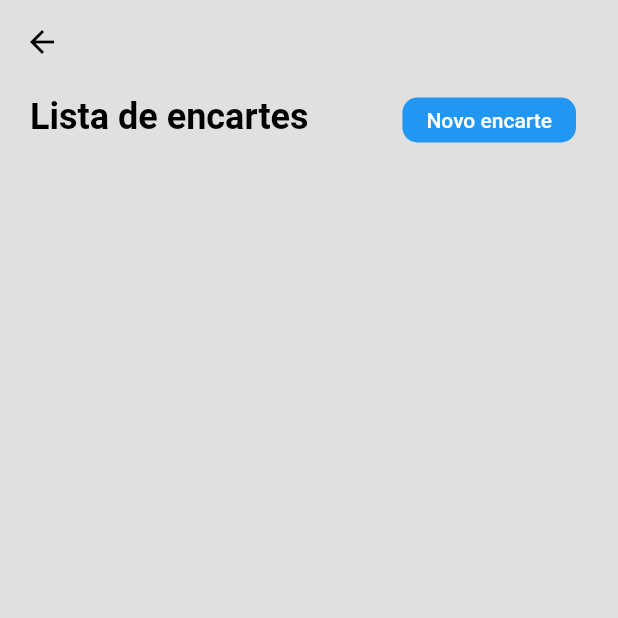
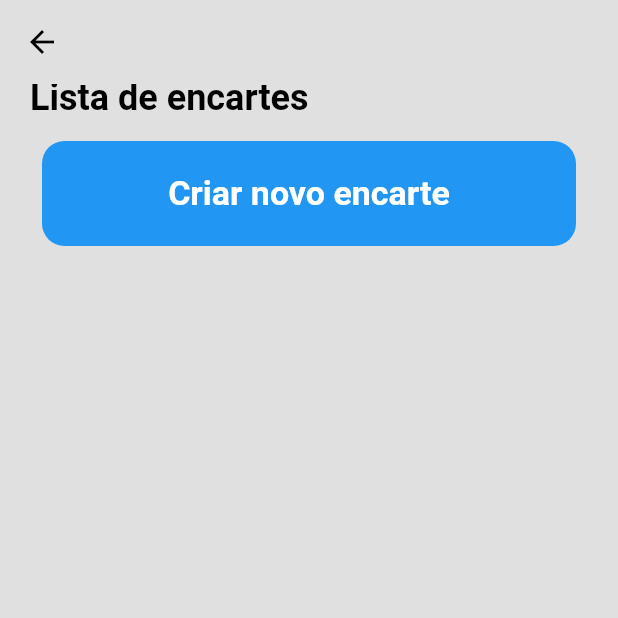
Before and after one commit to MarceloDiefenbach/encarte_facil, a Flutter app: the NewEncarte screen opened directly, after a tap on "Criar encarte", after a tap on the "arrow back ios new" icon, on a phone screen of 412 x 824 dp, the top half of it. Run offline on Flutter 3.47's test engine with Material 2 defaults, Android fonts, the phone set to English and light mode, and no system bars; our stand-ins replace firebase_analytics, firebase_core, firebase_crashlytics, image_gallery_saver, numberpicker, screenshot; missing offline and left inert: flutter_email_sender; accounts and stored records are empty; network calls fail.

Commit message:
adição do analytics

```diff
--- a/lib/Components/Cell Encarte.dart
+++ b/lib/Components/Cell Encarte.dart
@@ -25,7 +25,6 @@ class _CellEncarteState extends State<CellEncarte> {
     return Card(
       elevation: 0,
       shape: RoundedRectangleBorder(
-        side: BorderSide(color: Colors.white70, width: 1),
         borderRadius: BorderRadius.circular(15),
       ),
       child: Container(
--- a/lib/Encartes.dart
+++ b/lib/Encartes.dart
@@ -25,17 +25,6 @@ class _EncartesState extends State<Encartes> {
 
   List _listaEncartes = [];
   List<Produto> listaTodosProdutos = [];
-
-
-  _deletarArquivo(String nome, int indice) async {
-
-    var arquivo = await getEncarteToDelete(nome);
-
-    _listaEncartes.removeAt(indice);
-    salvarArquivo(_listaEncartes);
-    arquivo.delete();
-    _lerArquivo();
-  }
 
   _lerArquivo() async {
     listaTodosProdutos = await AirtableGet() as List<Produto>;
@@ -99,16 +88,48 @@ class _EncartesState extends State<Encartes> {
                     ),
                   ),
                   Spacer(),
-                  TextButton(
-                      onPressed: () {
-                        Navigator.of(context).pop();
-                        Navigator.push(context, MaterialPageRoute(builder: (context) => NewEncarte()));
-                      },
-                      child: ButtonWidget("Novo encarte")
-                  )
+                  // TextButton(
+                  //     onPressed: () {
+                  //       Navigator.of(context).pop();
+                  //       Navigator.push(context, MaterialPageRoute(builder: (context) => NewEncarte()));
+                  //       analyticsEvents.logEvent(name: "criar_encarte");
+                  //       analyticsEvents.logTutorialComplete();
+                  //       print("criar encarte");
+                  //     },
+                  //     child: ButtonWidget("Novo encarte")
+                  // )
                 ],
               ),
-              Padding(padding: EdgeInsets.fromLTRB(0, 16, 0, 0)),
+              Padding(
+                padding: EdgeInsets.fromLTRB(0, 8, 0, 0),
+                child:  TextButton(
+                    onPressed: () {
+                      Navigator.of(context).pop();
+                      Navigator.push(context, MaterialPageRoute(builder: (context) => NewEncarte()));
+                      FirebaseAnalytics.instance.logEvent(name: "criar_encarte");
+                    },
+                    child: Container(
+                        width: width,
+                        height: 70,
+                        decoration: BoxDecoration(
+                          color: Colors.blue,
+                          borderRadius: BorderRadius.circular(15),
+                        ),
+                        child: Column(
+                          mainAxisAlignment: MainAxisAlignment.center,
+                          children: [
+                            Text('Criar novo encarte',
+                                style: TextStyle(
+                                    color: Colors.white,
+                                    fontSize: width*0.055,
+                                    fontWeight: FontWeight.bold
+                                )
+                            ),
+                          ],
+                        )
+                    ),
+                ),
+              ),
               Container(
                 height: height,
                 child: ListView.builder(
--- a/lib/Encartes/EncarteGerado1Produto.dart
+++ b/lib/Encartes/EncarteGerado1Produto.dart
@@ -1,5 +1,6 @@
 import 'dart:typed_data';
 import 'package:encarte_facil_2/Components/Button.dart';
+import 'package:firebase_analytics/firebase_analytics.dart';
 import 'package:flutter/cupertino.dart';
 import 'package:flutter/material.dart';
 import 'package:image_gallery_saver/image_gallery_saver.dart';
@@ -213,7 +214,9 @@ class _EncarteGerado1ProdutoState extends State<EncarteGerado1Produto> {
                   }).catchError((onError) {
                     print(onError);
                   });
-
+                  FirebaseAnalytics.instance.logEvent(
+                    name: "salvou_encarte_na_galeria",
+                  );
                   showDialog(
                     context: context,
                     builder: (BuildContext context) {
--- a/lib/Encartes/EncarteGerado2Produtos.dart
+++ b/lib/Encartes/EncarteGerado2Produtos.dart
@@ -1,5 +1,6 @@
 
 import 'dart:typed_data';
+import 'package:firebase_analytics/firebase_analytics.dart';
 import 'package:flutter/cupertino.dart';
 import 'package:flutter/material.dart';
 import 'package:image_gallery_saver/image_gallery_saver.dart';
@@ -308,7 +309,9 @@ class _EncarteGerado2ProdutosState extends State<EncarteGerado2Produtos> {
                   }).catchError((onError) {
                     print(onError);
                   });
-
+                  FirebaseAnalytics.instance.logEvent(
+                    name: "salvou_encarte_na_galeria",
+                  );
                   showDialog(
                     context: context,
                     builder: (BuildContext context) {
--- a/lib/Encartes/EncarteGerado3Produtos.dart
+++ b/lib/Encartes/EncarteGerado3Produtos.dart
@@ -1,5 +1,6 @@
 
 import 'dart:typed_data';
+import 'package:firebase_analytics/firebase_analytics.dart';
 import 'package:flutter/cupertino.dart';
 import 'package:flutter/material.dart';
 import 'package:image_gallery_saver/image_gallery_saver.dart';
@@ -393,7 +394,9 @@ class _EncarteGerado3ProdutosState extends State<EncarteGerado3Produtos> {
                   }).catchError((onError) {
                     print(onError);
                   });
-
+                  FirebaseAnalytics.instance.logEvent(
+                    name: "salvou_encarte_na_galeria",
+                  );
                   showDialog(
                     context: context,
                     builder: (BuildContext context) {
--- a/lib/Encartes/EncarteGerado4Produtos.dart
+++ b/lib/Encartes/EncarteGerado4Produtos.dart
@@ -1,5 +1,6 @@
 
 import 'dart:typed_data';
+import 'package:firebase_analytics/firebase_analytics.dart';
 import 'package:flutter/cupertino.dart';
 import 'package:flutter/material.dart';
 import 'package:image_gallery_saver/image_gallery_saver.dart';
@@ -479,7 +480,9 @@ class _EncarteGerado4ProdutosState extends State<EncarteGerado4Produtos> {
                   }).catchError((onError) {
                     print(onError);
                   });
-
+                  FirebaseAnalytics.instance.logEvent(
+                    name: "salvou_encarte_na_galeria",
+                  );
                   showDialog(
                     context: context,
                     builder: (BuildContext context) {
--- a/lib/NewEncarte.dart
+++ b/lib/NewEncarte.dart
@@ -1,5 +1,6 @@
 import 'dart:convert';
 import 'package:encarte_facil_2/Encartes.dart';
+import 'package:firebase_analytics/firebase_analytics.dart';
 import 'package:numberpicker/numberpicker.dart';
 
 
@@ -20,6 +21,8 @@ class NewEncarte extends StatefulWidget {
 class _NewEncarteState extends State<NewEncarte> {
   List _listaEncartes = [];
   List<Produto> listaTodosProdutos = [];
+
+  FirebaseAnalytics analyticsEvents = FirebaseAnalytics.instance;
 
   int dia = 1;
   int mes = 1;
@@ -68,14 +71,15 @@ class _NewEncarteState extends State<NewEncarte> {
           child: Column(
             crossAxisAlignment: CrossAxisAlignment.center,
             children: <Widget>[
-              Padding(padding: EdgeInsets.fromLTRB(0, 50, 0, 0)),
+              Padding(padding: EdgeInsets.fromLTRB(0, 30, 0, 0)),
               Text("Escolhe o nome do encarte",
                   textAlign: TextAlign.left,
                   style: TextStyle(
                       fontWeight: FontWeight.w500,
                       color: Colors.black,
-                      fontSize: 24)),
-              Padding(padding: EdgeInsets.fromLTRB(0, 16, 0, 0)),
+                      fontSize: 20)
+              ),
+              Padding(padding: EdgeInsets.fromLTRB(0, 8, 0, 0)),
               Container(
                 width: width * 0.85,
                 decoration: BoxDecoration(
@@ -99,14 +103,14 @@ class _NewEncarteState extends State<NewEncarte> {
                   ),
                 ),
               ),
-              Padding(padding: EdgeInsets.fromLTRB(0, 8, 0, 20)),
+              Padding(padding: EdgeInsets.fromLTRB(0, 8, 0, 8)),
               Text("Defina a validade das ofertas",
                   textAlign: TextAlign.left,
                   style: TextStyle(
                       fontWeight: FontWeight.w500,
                       color: Colors.black,
-                      fontSize: 24)),
-              Padding(padding: EdgeInsets.fromLTRB(0, 16, 0, 0)),
+                      fontSize: 20)),
+              Padding(padding: EdgeInsets.fromLTRB(0, 8, 0, 0)),
               Container(
                 width: width*0.85,
                 decoration: BoxDecoration(
@@ -188,6 +192,12 @@ class _NewEncarteState extends State<NewEncarte> {
                     _listaEncartes.add( criarPraSalvar );
                     salvarArquivo(_listaEncartes);
                     Navigator.of(context).pop();
+                    analyticsEvents.logEvent(
+                        name: "criou_encarte",
+                      parameters: {
+                        "nome": "${_textController.text}",
+                      },
+                    );
                     Navigator.push(
                       context,
                       MaterialPageRoute(
@@ -198,6 +208,7 @@ class _NewEncarteState extends State<NewEncarte> {
                     setState(() {
                       _lerArquivo();
                     });
+                  FirebaseAnalytics.instance.logEvent(name: "criou_encarte");
                 },
                 child: Container(
                   height: 50,
--- a/lib/main.dart
+++ b/lib/main.dart
@@ -9,8 +9,8 @@ import 'ProdutosEncarte.dart';
 void main() async{
   WidgetsFlutterBinding.ensureInitialized();
   await Firebase.initializeApp();
-  FirebaseCrashlytics.instance.setCrashlyticsCollectionEnabled(true);
-  FlutterError.onError = FirebaseCrashlytics.instance.recordFlutterError;
+  FirebaseAnalytics.instance.logEvent(name: "open_app");
+
   runApp(MaterialApp(
     initialRoute: "/",
     routes: {
--- a/pubspec.yaml
+++ b/pubspec.yaml
@@ -15,7 +15,7 @@ publish_to: 'none' # Remove this line if you wish to publish to pub.dev
 # In iOS, build-name is used as CFBundleShortVersionString while build-number used as CFBundleVersion.
 # Read more about iOS versioning at
 # https://developer.apple.com/library/archive/documentation/General/Reference/InfoPlistKeyReference/Articles/CoreFoundationKeys.html
-version: 1.0.5+13
+version: 1.0.5+14
 
 environment:
   sdk: ">=2.7.0 <3.0.0"
```
Also changed, not shown: lib/ListaProdutos.dart (+7 -1 lines), lib/ProdutosEncarte.dart (+8 -0 lines), lib/SelecionarTema.dart (+7 -0 lines), pubspec.lock, 5 other files.
